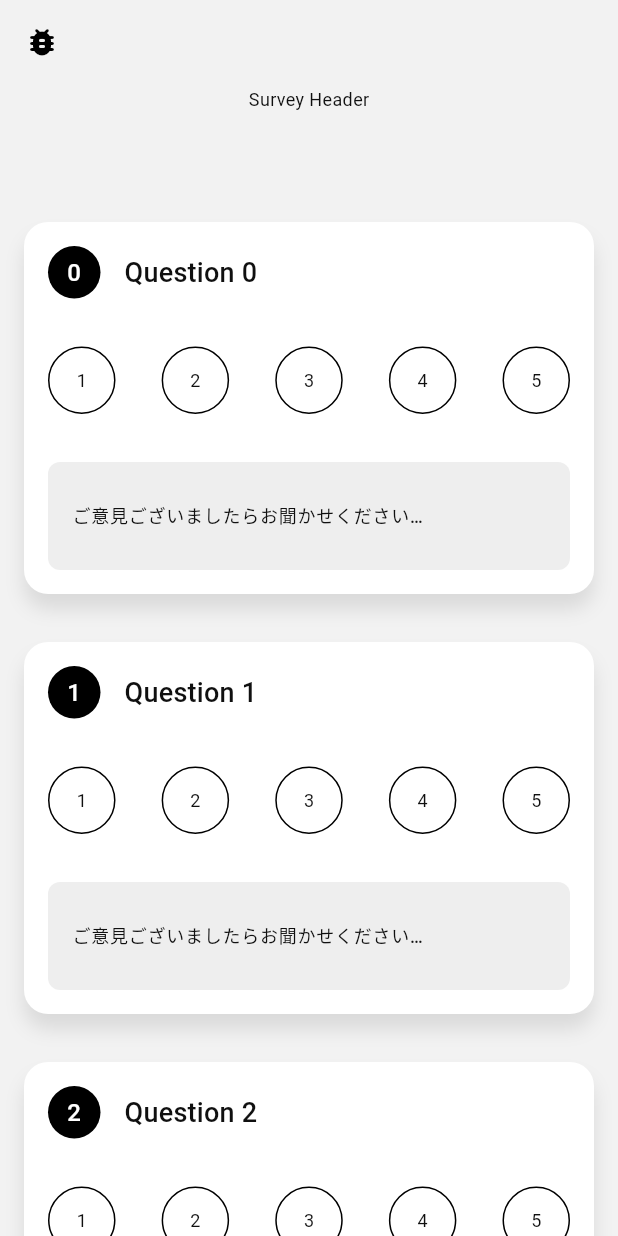
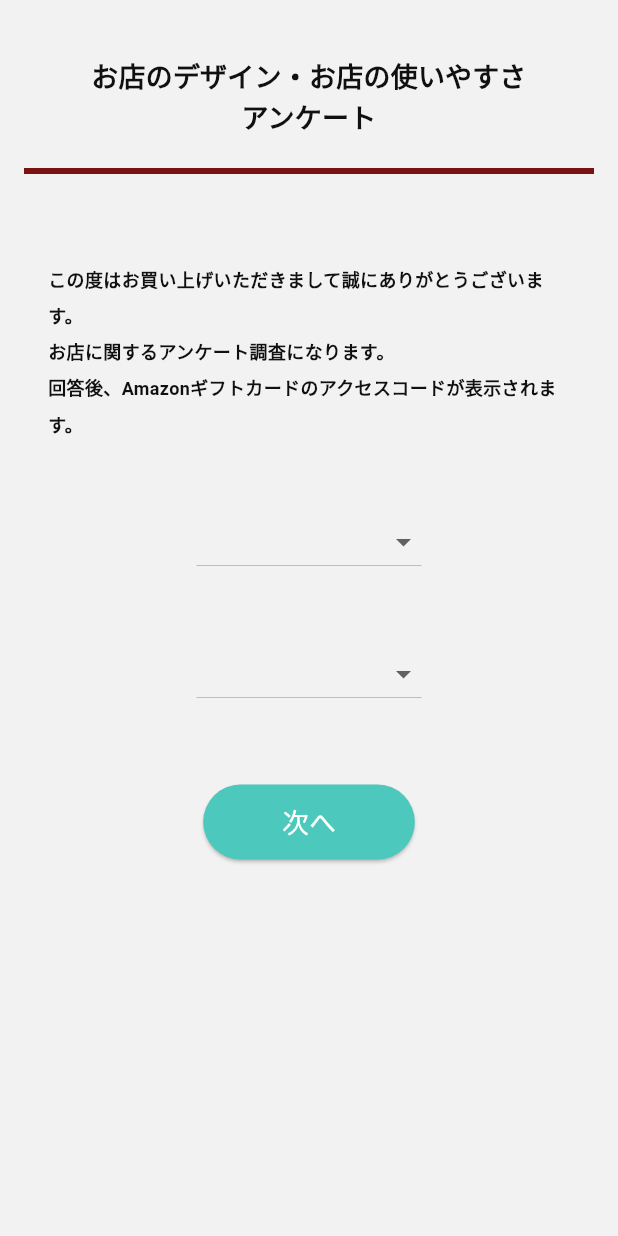
Before and after one commit to yigarashi-0117/chiku_log, a Flutter app: the screen it shows after launch, on a phone screen of 412 x 824 dp. Run offline on Flutter 3.47's test engine with Material 3 defaults, Android fonts, the phone set to English and light mode, and no system bars; our stand-ins replace get, hive_flutter, talker_flutter, web; missing offline and left inert: dart:js_interop, pointer_interceptor, pwa_install; accounts and stored records are empty.

Commit message:
Add TopPage

```diff
--- a/lib/main.dart
+++ b/lib/main.dart
@@ -50,7 +50,7 @@ class MainApp extends StatelessWidget {
       // themeMode: ThemeMode.system,
       //scrollBehavior: ,
       getPages: router,
-      initialRoute: Routes.SURVEY,
+      initialRoute: Routes.HOME,
       //routes: // NOTE: flutter標準のルーター これは使わない
     );
   }
--- a/lib/routing/router.dart
+++ b/lib/routing/router.dart
@@ -4,12 +4,15 @@ import '/ui/survey/widgets/survey_page.dart';
 import '/routing/routes.dart';
 import 'package:talker_flutter/talker_flutter.dart';
 import '/utils/log.dart';
+import '/ui/top/widgets/top_page.dart';
+import '/ui/top/view_model/top_viewmodel.dart';
 
 List<GetPage> router = [
-  // GetPage(
-  //   name: Routes.home,
-  //   page: () => const HomePage(),
-  // ),
+  GetPage(
+    name: Routes.HOME,
+    page: () => const TopPage(),
+    binding: TopViewModelBinding(),
+  ),
   GetPage(
     name: Routes.SURVEY,
     page: () => const SurveyPage(),
--- /dev/null
+++ b/lib/ui/common/widgets/header.dart
@@ -0,0 +1,22 @@
+import 'package:flutter/material.dart';
+import 'package:get/get.dart';
+import '../../survey/view_model/survey_viewmodel.dart';
+
+class Header extends GetWidget<SurveyViewModel> {
+  const Header({super.key});
+
+  @override
+  Widget build(BuildContext context) {
+    return Container(
+      margin: const EdgeInsets.all(16),
+      height: 100,
+      alignment: Alignment.center,
+      child: Text('お店のデザイン・お店の使いやすさ\nアンケート', style: Theme.of(context).textTheme.titleMedium,textAlign: TextAlign.center,),
+      decoration: BoxDecoration(
+        border: Border(
+          bottom: BorderSide(color: Color.fromARGB(255, 122, 18, 18), width:4),
+        ),
+      ),
+    );
+  }
+}
--- a/lib/ui/core/themes/theme.dart
+++ b/lib/ui/core/themes/theme.dart
@@ -6,13 +6,13 @@ abstract final class AppTheme {
   static const _textTheme = TextTheme(
     headlineLarge: TextStyle(fontSize: 32, fontWeight: FontWeight.w500),
     headlineSmall: TextStyle(fontSize: 18, fontWeight: FontWeight.w400),
-    titleMedium: TextStyle(fontSize: 18, fontWeight: FontWeight.w500,),
+    titleMedium: TextStyle(fontSize: 18, fontWeight: FontWeight.w700,),
     bodyLarge: TextStyle(fontSize: 18, fontWeight: FontWeight.w400),
-    bodyMedium: TextStyle(fontSize: 12, fontWeight: FontWeight.w400),
+    bodyMedium: TextStyle(fontSize: 12, fontWeight: FontWeight.w600,height: 2),
     bodySmall: TextStyle(
       fontSize: 14,
-      fontWeight: FontWeight.w400,
-      color: AppColors.grey3,
+      fontWeight: FontWeight.w500,
+      color: AppColors.black1,
     ),
     labelSmall: TextStyle(
       fontSize: 10,
--- a/lib/ui/survey/view_model/survey_viewmodel.dart
+++ b/lib/ui/survey/view_model/survey_viewmodel.dart
@@ -47,8 +47,25 @@ class SurveyViewModel extends GetxController {
 
   void createDummyData() {
     surveys.clear();
-    for (int i = 0; i < 10; i++) {
-      surveys.add(SurveyModel(id: i, question: "Question $i"));
+    List<String> questions = [
+      "店舗のデザイン",
+      "店舗の明るさ",
+      "店舗のBGM",
+      "店舗の居心地",
+      "店舗のレイアウト",
+      "通路幅の広さ",
+      "商品の探しやすさ",
+      "座席の快適さ",
+      "レジの使いやすさ",
+      "店内の温度",
+      "・・・",
+      "・・・",
+      "・・・",
+      "・・・",
+      "・・・",
+    ];
+    for (int i = 0; i < 15; i++) {
+      surveys.add(SurveyModel(id: i, question: questions[i]));
     }
   }
 
--- a/lib/ui/survey/widgets/survey_header.dart
+++ /dev/null
@@ -1,17 +0,0 @@
-import 'package:flutter/material.dart';
-import 'package:get/get.dart';
-import '../view_model/survey_viewmodel.dart';
-
-class SurveyHeader extends GetWidget<SurveyViewModel> {
-  const SurveyHeader({super.key});
-
-  @override
-  Widget build(BuildContext context) {
-    return Container(
-      margin: const EdgeInsets.all(16),
-      height: 100,
-      alignment: Alignment.center,
-      child: Text('Survey Header'),
-    );
-  }
-}
--- a/lib/ui/survey/widgets/survey_item.dart
+++ b/lib/ui/survey/widgets/survey_item.dart
@@ -17,7 +17,7 @@ class SurveyItem extends StatelessWidget {
       key: globalKey,
       // height: 200,
       margin: const EdgeInsets.all(16),
-      padding: const EdgeInsets.all(16),
+      padding: const EdgeInsets.all(24),
       decoration: BoxDecoration(
         color: Theme.of(context).colorScheme.surfaceContainer,
         borderRadius: BorderRadius.circular(16),
@@ -35,24 +35,28 @@ class SurveyItem extends StatelessWidget {
         children: [
           Row(
             children: [
+              //     Container(
+              //   // width: 35,
+              //   // height: 35,
+
+              //   alignment: Alignment.center,
+              //   decoration: BoxDecoration(
+              //     // color: Colors.black,
+              //     // borderRadius: BorderRadius.circular(30),
+              //     //border: Border.all(color: Colors.grey, width: 1),
+              //   ),
+              //   margin: const EdgeInsets.fromLTRB(0, 0, 5, 16),
+              //   child: Text("${model.id +1}.", style:Theme.of(context).textTheme.titleMedium,textAlign: TextAlign.center,),
+              // ),
               Container(
-            width: 35,
-            height: 35,
-
-            alignment: Alignment.center,
-            decoration: BoxDecoration(
-              color: Colors.black,
-              borderRadius: BorderRadius.circular(30),
-              //border: Border.all(color: Colors.grey, width: 1),
-            ),
-            margin: const EdgeInsets.fromLTRB(0, 0, 16, 16),
-            child: Text("${model.id}", style:TextStyle(color: Colors.white, fontSize: 16, fontWeight: FontWeight.w500),textAlign: TextAlign.center,),
-          ),
-              Container(
-             //width: double.infinity,
-            margin: const EdgeInsets.only(bottom: 16),
-            child: Text("${model.question}", style: Theme.of(context).textTheme.titleMedium,textAlign: TextAlign.left,),
-          ),
+                //width: double.infinity,
+                margin: const EdgeInsets.only(bottom: 16),
+                child: Text(
+                  "${model.id + 1}.  ${model.question}",
+                  style: Theme.of(context).textTheme.titleMedium,
+                  textAlign: TextAlign.left,
+                ),
+              ),
             ],
           ),
           const SizedBox(height: 16),
@@ -63,7 +67,7 @@ class SurveyItem extends StatelessWidget {
               controller.updateScore(model.id, score);
             },
           ),
-          const SizedBox(height: 32),
+          const SizedBox(height: 16),
           PointerInterceptor(
             child: TextField(
               // focusNode: controller.focusNode,
@@ -72,18 +76,22 @@ class SurveyItem extends StatelessWidget {
               onTapOutside: (event) => controller.unfocus(),
               style: Theme.of(context).textTheme.labelMedium,
               decoration: InputDecoration(
-                border: OutlineInputBorder(borderSide: BorderSide.none, borderRadius: BorderRadius.circular(8)),
+                border: UnderlineInputBorder(borderSide: BorderSide(color: const Color.fromARGB(255, 0, 0, 0))),
+                // border: OutlineInputBorder(
+                //   borderSide: BorderSide.none,
+                //   borderRadius: BorderRadius.circular(8),
+                // ),
                 // border: InputBorder.none,
-                labelText: 'ご意見ございましたらお聞かせください…',
+                labelText: 'コメント入力（任意）',
                 labelStyle: Theme.of(context).textTheme.labelMedium,
                 floatingLabelStyle: TextStyle(color: Colors.black.withAlpha(0)),
-                fillColor: Color(0xffeeeeee),
+                fillColor: Color(0xffffffff),
                 filled: true,
                 isDense: false,
                 contentPadding: const EdgeInsets.all(12),
               ),
               keyboardType: TextInputType.multiline,
-              maxLines: 3,
+              // maxLines: 3,
             ),
           ),
         ],
--- a/lib/ui/survey/widgets/survey_page.dart
+++ b/lib/ui/survey/widgets/survey_page.dart
@@ -1,7 +1,7 @@
 import 'package:flutter/material.dart';
 import 'package:get/get.dart';
 import '../view_model/survey_viewmodel.dart';
-import 'survey_header.dart';
+import '../../common/widgets/header.dart';
 import 'survey_list.dart';
 import '/routing/routes.dart';
 
@@ -32,12 +32,12 @@ class SurveyPage extends GetWidget<SurveyViewModel> {
         child: SingleChildScrollView(
           controller: controller.scrollController,
 
-          padding: EdgeInsets.only(bottom: 200),
+          padding: EdgeInsets.only(bottom: 80),
           keyboardDismissBehavior:
               ScrollViewKeyboardDismissBehavior.onDrag, // CHECK:
           child: Column(
             children: [
-              SurveyHeader(),
+              Header(),
               SurveyList(),
               Container(
                 width: 200,
@@ -47,11 +47,11 @@ class SurveyPage extends GetWidget<SurveyViewModel> {
                   onPressed: () {
                     controller.unfocus();
                   },
-                  child: Text('送信'),
                   style: ElevatedButton.styleFrom(
                     backgroundColor: Theme.of(context).colorScheme.primary,
                     foregroundColor: Colors.white,
                   ),
+                  child: Text('回答'),
                 ),
               ),
               Obx(() => SizedBox(height: controller.bottomPadding.value)),
--- a/lib/ui/survey/widgets/survey_radio_button.dart
+++ b/lib/ui/survey/widgets/survey_radio_button.dart
@@ -1,4 +1,5 @@
 import 'package:flutter/material.dart';
+
 
 class SurveyRadioButton extends StatefulWidget {
   final int id;
@@ -14,9 +15,9 @@ class SurveyRadioButton extends StatefulWidget {
 class _SurvayRadioButtonState extends State<SurveyRadioButton> {
   final double _iconSize = 45;
 
-  Widget NumberIcon(int score) {
+  Widget numberIcon(int score) {
     return widget.score == score
-        ? NumberIconSelected(score)
+        ? numberIconSelected(score)
         : InkWell(
             child: Container(
               width: _iconSize,
@@ -24,9 +25,9 @@ class _SurvayRadioButtonState extends State<SurveyRadioButton> {
               decoration: BoxDecoration(
                 color: Colors.white,
                 borderRadius: BorderRadius.circular(30),
-                border: Border.all(color: Colors.black),
+                // border: Border.all(color: Colors.black),
               ),
-              child: Center(child: Text(score.toString())),
+              child: Center(child: Text("${score.toString()}点", style: Theme.of(context).textTheme.bodySmall,)),
             ),
             onTap: () {
               setState(() {
@@ -38,16 +39,20 @@ class _SurvayRadioButtonState extends State<SurveyRadioButton> {
           );
   }
 
-  Widget NumberIconSelected(int score) {
+  Widget numberIconSelected(int score) {
     return Container(
       width: _iconSize,
       height: _iconSize,
       decoration: BoxDecoration(
-        color: const Color.fromARGB(255, 190, 211, 202),
+        color: Colors.black,
         borderRadius: BorderRadius.circular(30),
         border: null,
       ),
-      child: Center(child: Text(score.toString())),
+      child: Center(child: Text("${score.toString()}点", style: TextStyle(
+      fontSize: 14,
+      fontWeight: FontWeight.w500,
+      color: Colors.white,
+    ),)),
     );
   }
 
@@ -56,11 +61,11 @@ class _SurvayRadioButtonState extends State<SurveyRadioButton> {
     return Row(
       mainAxisAlignment: MainAxisAlignment.spaceBetween,
       children: [
-        NumberIcon(1),
-        NumberIcon(2),
-        NumberIcon(3),
-        NumberIcon(4),
-        NumberIcon(5),
+        numberIcon(1),
+        numberIcon(2),
+        numberIcon(3),
+        numberIcon(4),
+        numberIcon(5),
       ],
     );
   }
--- /dev/null
+++ b/lib/ui/top/view_model/top_viewmodel.dart
@@ -0,0 +1,21 @@
+import 'package:get/get.dart';
+
+class TopViewModel extends GetxController {
+  final RxString age = ''.obs;
+  final RxString gender = ''.obs;
+
+  void setAge(String value) {
+    age.value = value;
+  }
+
+  void setGender(String value) {
+    gender.value = value;
+  }
+}
+
+class TopViewModelBinding extends Bindings {
+  @override
+  void dependencies() {
+    Get.lazyPut(() => TopViewModel());
+  }
+}
--- /dev/null
+++ b/lib/ui/top/widgets/top_page.dart
@@ -0,0 +1,99 @@
+import 'package:flutter/material.dart';
+import 'package:get/get.dart';
+import '../../common/widgets/header.dart';
+import '../../../routing/routes.dart';
+import '../view_model/top_viewmodel.dart';
+
+class TopPage extends GetWidget<TopViewModel> {
+  const TopPage({super.key});
+
+  @override
+  Widget build(BuildContext context) {
+    return Scaffold(
+      body: SingleChildScrollView(
+        // padding: EdgeInsets.all(16),
+      child: Column(
+        children: [
+          Header(),
+          Container(
+            margin: EdgeInsets.only(top: 10),
+            padding: EdgeInsets.all(32),
+            child: Text('この度はお買い上げいただきまして誠にありがとうございます。\nお店に関するアンケート調査になります。\n回答後、Amazonギフトカードのアクセスコードが表示されます。',
+                    style: Theme.of(context).textTheme.bodyMedium,
+                    textAlign: TextAlign.left,
+                  ),
+            ),
+            Container(
+              width: 150,
+              // height: 50,
+              margin: EdgeInsets.fromLTRB(0, 10, 0, 30),
+              child: Obx(() => DropdownButton<String>(
+                hint: Text('年齢', style: Theme.of(context).textTheme.bodyMedium?.copyWith(color: Colors.grey),),
+                isExpanded: true,
+                items:  [
+                  DropdownMenuItem<String>(child: Text(''), value: '',),
+                  DropdownMenuItem<String>(child: Text('~10代'), value: '10',),
+                  DropdownMenuItem<String>(child: Text('~20代'), value: '20',),
+                  DropdownMenuItem<String>(child: Text('~30代'), value: '30',),
+                  DropdownMenuItem<String>(child: Text('~40代'), value: '40',),
+                  DropdownMenuItem<String>(child: Text('50代~'), value: '50',),
+
+                ],
+                value: controller.age.value,
+                onChanged: (value) {
+                  controller.setAge(value ?? '');
+                },
+              )),
+            ),
+
+            Container(
+              width: 150,
+              // height: 50,
+              margin: EdgeInsets.fromLTRB(0, 10, 0, 50),
+              child: Obx(() => DropdownButton<String>(
+                isExpanded: true,
+                items:  [
+                  DropdownMenuItem<String>(child: Text(''), value: '',),
+                  DropdownMenuItem<String>(child: Text('男性'), value: '男性',),
+                  DropdownMenuItem<String>(child: Text('女性'), value: '女性',),
+                  DropdownMenuItem<String>(child: Text('未解答'), value: '未解答',),
+
+
+                ],
+                value: controller.gender.value,
+                onChanged: (value) {
+                  controller.setGender(value ?? '');
+                },
+              )),
+            ),
+
+            ElevatedButton(
+                onPressed: () {
+                  Get.offNamed(Routes.SURVEY);
+                },
+                style: ElevatedButton.styleFrom(
+                  backgroundColor: Theme.of(context).colorScheme.primary,
+                  foregroundColor: Theme.of(context).colorScheme.onPrimary,
+                ),
+                child:SizedBox(
+                  width: 100,
+                  height: 50,
+                  child: Center(
+                    child: Text('次へ'),
+                  ),
+                ),
+              ),
+
+
+        ],
+      ),
+    ));
+  }
+}
+
+/*
+この度はお買い上げいただきまして誠にありがとうございます。
+お店に関するアンケート調査になります。
+回答後、Amazonギフトカードのアクセスコードが表示されます。
+
+*/
```
